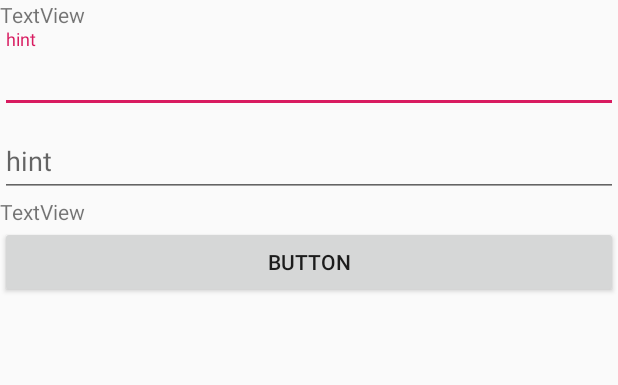
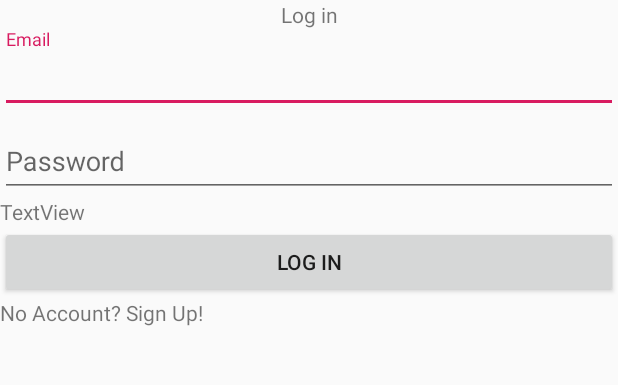
Before and after one commit to jeanpierobom/jaguarteam-android, an Android app: the screen it shows after launch (MainActivity), on a phone screen of 412 x 824 dp, the part 372-757 px from its top. Run offline under Robolectric (Android 15) with nearby library versions, the phone set to English and light mode, and no system bars.

Commit message:
navigation is now functional. most labels named correctly

```diff
--- a/Capstone/app/src/main/java/com/example/capstone/SignInScreenFragment.java
+++ b/Capstone/app/src/main/java/com/example/capstone/SignInScreenFragment.java
@@ -7,15 +7,31 @@ import android.support.v4.app.Fragment;
 import android.view.LayoutInflater;
 import android.view.View;
 import android.view.ViewGroup;
+import android.widget.Button;
+import android.widget.TextView;
+
+import androidx.navigation.Navigation;
 
 public class SignInScreenFragment extends Fragment {
 
+
+    private Button button;
+    private TextView signUpButton;
 
     @Nullable
     @Override
     public View onCreateView(@NonNull LayoutInflater inflater, @Nullable ViewGroup container, @Nullable Bundle savedInstanceState) {
         View view = inflater.inflate(R.layout.sign_in_layout,container,false);
 
+        signUpButton = view.findViewById(R.id.to_sign_up);
+
+        signUpButton.setOnClickListener(new View.OnClickListener() {
+            @Override
+            public void onClick(View v) {
+                Navigation.findNavController(getActivity(), R.id.navHostFragment).navigate(R.id.action_sign_in_screen_to_sign_up_screen);
+            }
+        });
+
         return view;
     }
 
--- a/Capstone/app/src/main/res/layout/sign_in_layout.xml
+++ b/Capstone/app/src/main/res/layout/sign_in_layout.xml
@@ -25,7 +25,8 @@
             android:id="@+id/textView"
             android:layout_width="match_parent"
             android:layout_height="wrap_content"
-            android:text="TextView" />
+            android:text="@string/sign_in_header"
+            android:gravity="center"/>
 
         <android.support.design.widget.TextInputLayout
             android:layout_width="match_parent"
@@ -34,7 +35,7 @@
             <android.support.design.widget.TextInputEditText
                 android:layout_width="match_parent"
                 android:layout_height="wrap_content"
-                android:hint="hint" />
+                android:hint="@string/sign_in_email" />
 
         </android.support.design.widget.TextInputLayout>
 
@@ -45,7 +46,7 @@
             <android.support.design.widget.TextInputEditText
                 android:layout_width="match_parent"
                 android:layout_height="wrap_content"
-                android:hint="hint" />
+                android:hint="@string/sign_in_password" />
         </android.support.design.widget.TextInputLayout>
 
         <TextView
@@ -58,7 +59,13 @@
             android:id="@+id/button"
             android:layout_width="match_parent"
             android:layout_height="wrap_content"
-            android:text="Button" />
+            android:text="@string/sign_in_button" />
+
+        <TextView
+            android:id="@+id/to_sign_up"
+            android:layout_width="match_parent"
+            android:layout_height="wrap_content"
+            android:text="@string/sign_in_create_account"/>
 
 
     </LinearLayout>
--- a/Capstone/app/src/main/res/navigation/nav_graph.xml
+++ b/Capstone/app/src/main/res/navigation/nav_graph.xml
@@ -12,7 +12,7 @@
         tools:layout="@layout/sign_in_layout"
         >
         <action
-            android:id="@+id/action_sign_in_screen_to_sign_up_screen2"
+            android:id="@+id/action_sign_in_screen_to_sign_up_screen"
             app:destination="@+id/sign_up_screen" />
     </fragment>
 
--- a/Capstone/app/src/main/res/values/strings.xml
+++ b/Capstone/app/src/main/res/values/strings.xml
@@ -3,6 +3,12 @@
     <string name="sign_in">Sign in</string>
     <string name="input_hint_placeholder">label</string>
     <string name="input_placeholder_placeholder">placeholder</string>
+
+    <string name="sign_in_header">Log in</string>
+    <string name="sign_in_email">Email</string>
+    <string name="sign_in_password">Password</string>
+    <string name="sign_in_button">LOG IN</string>
+    <string name="sign_in_create_account">No Account? Sign Up!</string>
 
     <string name="sign_up_header">Create an account</string>
     <string name="sign_up_name">Full Name</string>
```
